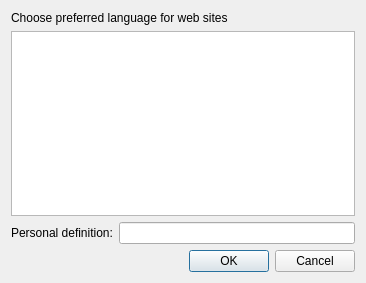
tenrok/kclient3, file src/lib/preferences/addacceptlanguage.ui: the form before one commit.
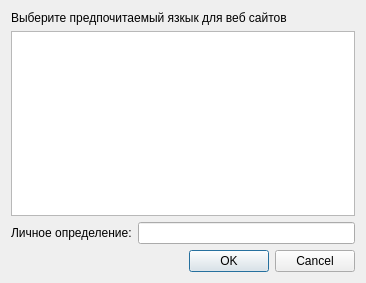
The form after the commit.

The edit to the form file:
```diff
--- a/src/lib/preferences/addacceptlanguage.ui
+++ b/src/lib/preferences/addacceptlanguage.ui
@@ -17,7 +17,7 @@
    <item>
     <widget class="QLabel" name="label">
      <property name="text">
-      <string>Choose preferred language for web sites</string>
+      <string>Выберите предпочитаемый язкык для веб сайтов</string>
      </property>
     </widget>
    </item>
@@ -29,7 +29,7 @@
      <item>
       <widget class="QLabel" name="label_2">
        <property name="text">
-        <string>Personal definition:</string>
+        <string>Личное определение:</string>
        </property>
       </widget>
      </item>
```
Left out of the diff: 2 changed lines with no effect on the pictures.
